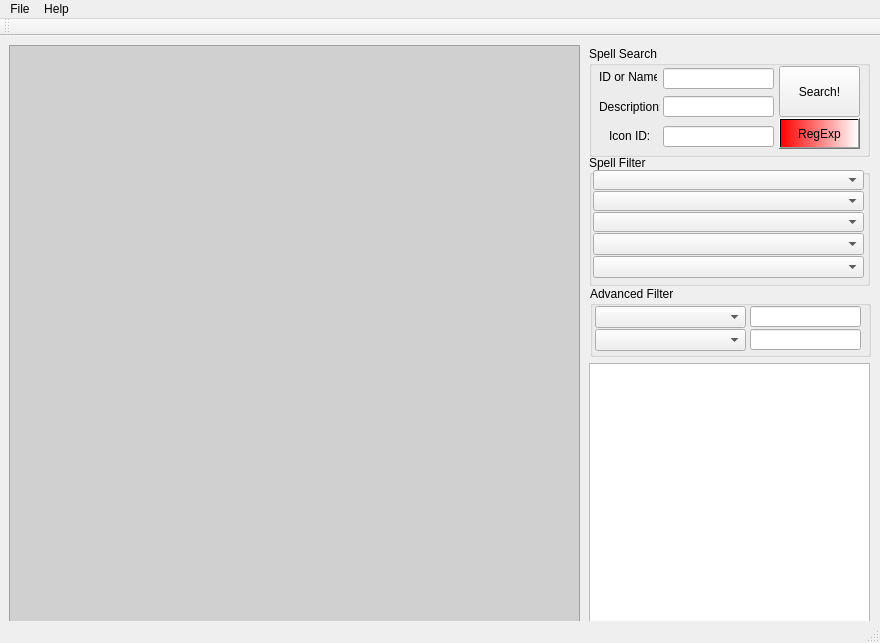
This is QSW/SpellWorkUI.ui in sidsukana/QSpellWork as Qt 5 draws it before an edit. The edited form follows.
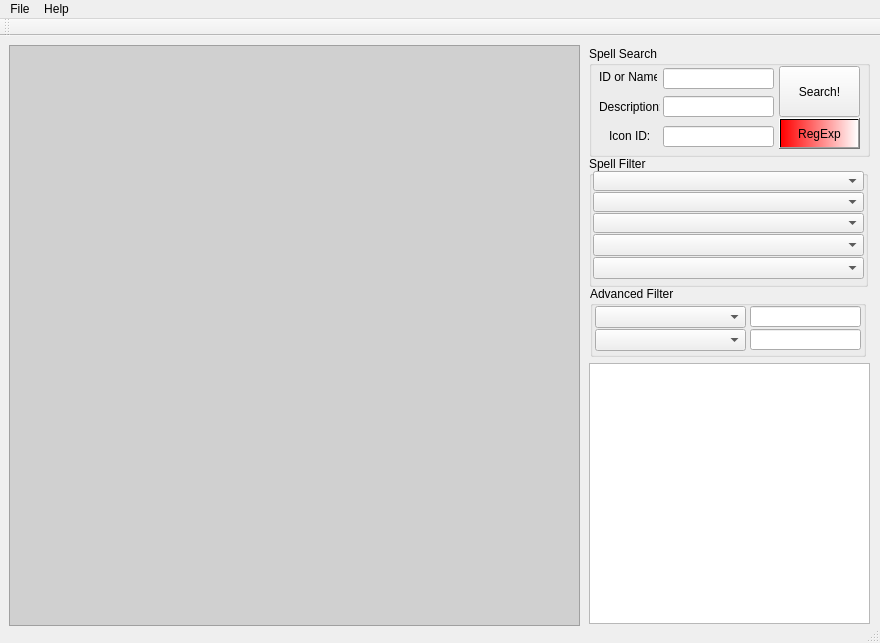
This is the edited form. Icons and pictures are not drawn.

Commit message: [53] Fix size window. LoadDBCStores bool->void.

What changed in the file:
```diff
--- a/QSW/SpellWorkUI.ui
+++ b/QSW/SpellWorkUI.ui
@@ -10,6 +10,24 @@
     <height>643</height>
    </rect>
   </property>
+  <property name="sizePolicy">
+   <sizepolicy hsizetype="Fixed" vsizetype="Ignored">
+    <horstretch>0</horstretch>
+    <verstretch>0</verstretch>
+   </sizepolicy>
+  </property>
+  <property name="minimumSize">
+   <size>
+    <width>880</width>
+    <height>643</height>
+   </size>
+  </property>
+  <property name="maximumSize">
+   <size>
+    <width>880</width>
+    <height>643</height>
+   </size>
+  </property>
   <property name="windowTitle">
    <string>SpellWork</string>
   </property>
@@ -21,6 +39,18 @@
    <bool>false</bool>
   </property>
   <widget class="QWidget" name="centralWidget">
+   <property name="minimumSize">
+    <size>
+     <width>880</width>
+     <height>590</height>
+    </size>
+   </property>
+   <property name="maximumSize">
+    <size>
+     <width>880</width>
+     <height>590</height>
+    </size>
+   </property>
    <widget class="QTextBrowser" name="SpellInfoBrowser">
     <property name="geometry">
      <rect>
@@ -38,8 +68,8 @@
     <property name="geometry">
      <rect>
       <x>589</x>
-      <y>119</y>
-      <width>281</width>
+      <y>120</y>
+      <width>279</width>
       <height>131</height>
      </rect>
     </property>
@@ -399,7 +429,7 @@
      <rect>
       <x>590</x>
       <y>250</y>
-      <width>281</width>
+      <width>276</width>
       <height>71</height>
      </rect>
     </property>
```
Left out of the diff: 2 changed lines with no effect on the pictures. The commit also changes 6 other files.
